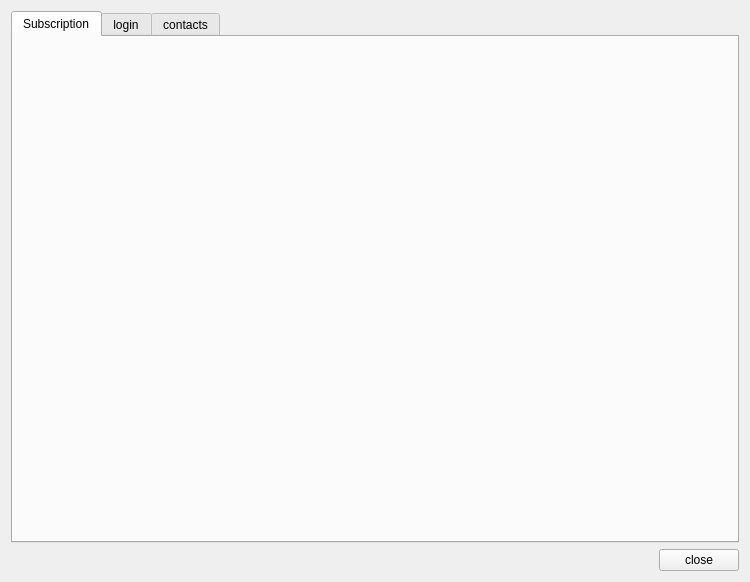
First picture: the form in src/cloud/cloud_ui.ui, repository giacomogroppi/writernote-qt, before the edit.
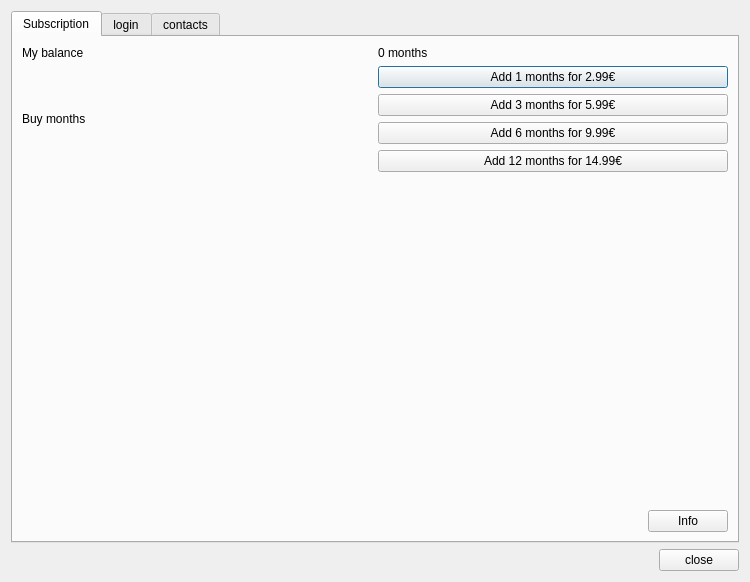
Second picture: the form after the edit. The open tabs and pages were chosen to show the change.

Commit message: cloud and close all in load_last_file

What changed in the file:
```diff
--- a/src/cloud/cloud_ui.ui
+++ b/src/cloud/cloud_ui.ui
@@ -23,6 +23,113 @@
       <attribute name="title">
        <string>Subscription</string>
       </attribute>
+      <layout class="QVBoxLayout" name="verticalLayout_6">
+       <item>
+        <layout class="QHBoxLayout" name="horizontalLayout_2">
+         <item>
+          <widget class="QLabel" name="label_4">
+           <property name="text">
+            <string>My balance</string>
+           </property>
+          </widget>
+         </item>
+         <item>
+          <widget class="QLabel" name="label_5">
+           <property name="text">
+            <string>0 months</string>
+           </property>
+          </widget>
+         </item>
+        </layout>
+       </item>
+       <item>
+        <layout class="QHBoxLayout" name="horizontalLayout_3">
+         <item>
+          <widget class="QLabel" name="label_6">
+           <property name="text">
+            <string>Buy months</string>
+           </property>
+          </widget>
+         </item>
+         <item>
+          <layout class="QVBoxLayout" name="verticalLayout_4">
+           <item>
+            <widget class="QPushButton" name="ac_1">
+             <property name="text">
+              <string>Add 1 months for 2.99€</string>
+             </property>
+            </widget>
+           </item>
+           <item>
+            <widget class="QPushButton" name="ac_3">
+             <property name="text">
+              <string>Add 3 months for 5.99€</string>
+             </property>
+            </widget>
+           </item>
+           <item>
+            <widget class="QPushButton" name="ac_6">
+             <property name="text">
+              <string>Add 6 months for 9.99€</string>
+             </property>
+            </widget>
+           </item>
+           <item>
+            <widget class="QPushButton" name="ac_12">
+             <property name="text">
+              <string>Add 12 months for 14.99€</string>
+             </property>
+            </widget>
+           </item>
+          </layout>
+         </item>
+        </layout>
+       </item>
+       <item>
+        <layout class="QHBoxLayout" name="horizontalLayout_4">
+         <item>
+          <spacer name="horizontalSpacer_3">
+           <property name="orientation">
+            <enum>Qt::Horizontal</enum>
+           </property>
+           <property name="sizeType">
+            <enum>QSizePolicy::MinimumExpanding</enum>
+           </property>
+           <property name="sizeHint" stdset="0">
+            <size>
+             <width>40</width>
+             <height>50</height>
+            </size>
+           </property>
+          </spacer>
+         </item>
+         <item>
+          <layout class="QVBoxLayout" name="verticalLayout_5">
+           <item>
+            <spacer name="verticalSpacer_2">
+             <property name="orientation">
+              <enum>Qt::Vertical</enum>
+             </property>
+             <property name="sizeHint" stdset="0">
+              <size>
+               <width>20</width>
+               <height>40</height>
+              </size>
+             </property>
+            </spacer>
+           </item>
+           <item>
+            <widget class="QPushButton" name="button_info">
+             <property name="text">
+              <string>Info</string>
+             </property>
+            </widget>
+           </item>
+          </layout>
+         </item>
+        </layout>
+       </item>
+      </layout>
      </widget>
      <widget class="QWidget" name="login">
       <attribute name="title">
```
Left out of the diff: 2 changed lines with no effect on the pictures. The commit also changes 7 other files.
